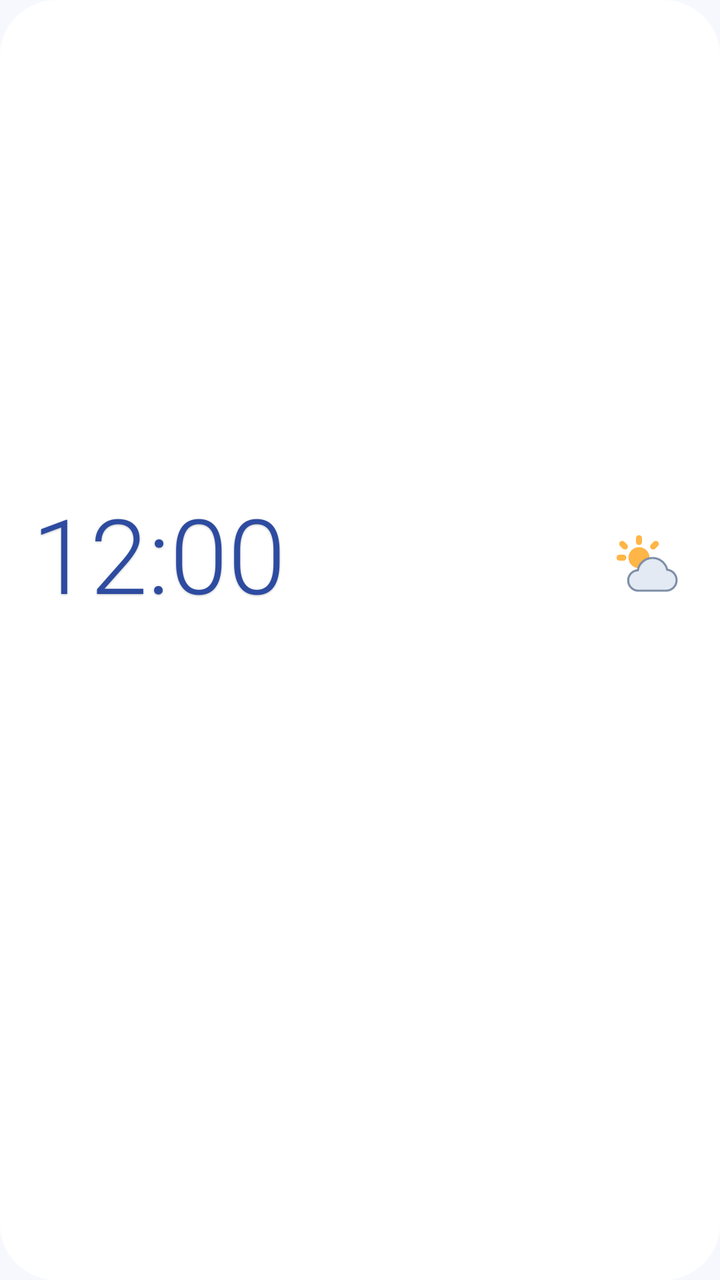
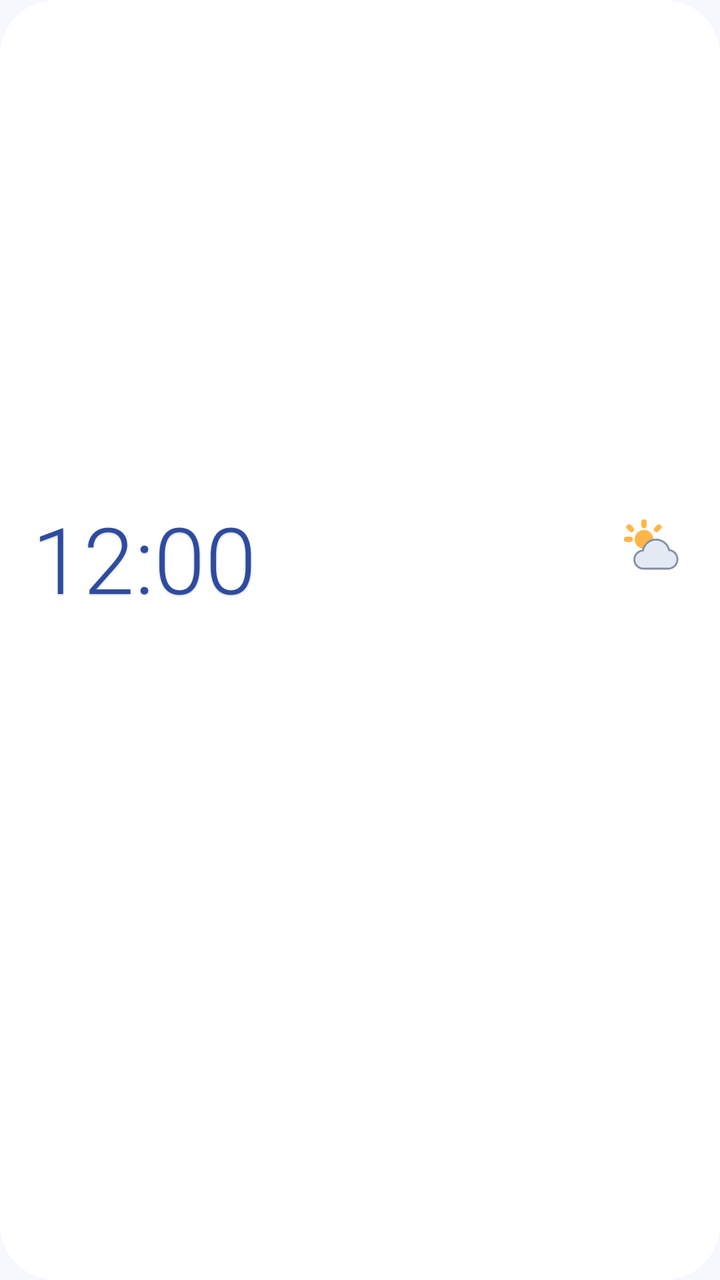

Before-and-after screenshots of an Android layout around one commit, followed by the original layout XML and the change that was made.
<!-- AndroidManifest.xml: application theme AppTheme -->
<!-- res/layout/widget_clock.xml -->
<?xml version="1.0" encoding="utf-8"?>
<FrameLayout xmlns:android="http://schemas.android.com/apk/res/android" android:id="@+id/root" android:layout_width="match_parent" android:layout_height="match_parent">
<ImageView android:id="@+id/bg" android:layout_width="match_parent" android:layout_height="match_parent" android:src="@drawable/widget_bg" android:scaleType="fitXY" />
<LinearLayout android:layout_width="match_parent" android:layout_height="match_parent" android:orientation="vertical" android:gravity="center_vertical" android:paddingStart="16dp" android:paddingEnd="14dp" android:paddingTop="12dp" android:paddingBottom="12dp">
<LinearLayout android:layout_width="match_parent" android:layout_height="wrap_content" android:orientation="horizontal" android:gravity="center_vertical">
  <LinearLayout android:layout_width="0dp" android:layout_weight="1" android:layout_height="wrap_content" android:orientation="vertical">
    <FrameLayout android:layout_width="wrap_content" android:layout_height="wrap_content">
  <TextClock android:id="@+id/clock_thin" android:layout_width="wrap_content" android:layout_height="wrap_content" android:format24Hour="HH:mm" android:format12Hour="h:mm" android:textSize="52sp" android:fontFamily="sans-serif-light" android:includeFontPadding="false" android:singleLine="true" android:textColor="#2D4BA0" android:shadowColor="#40000000" android:shadowRadius="2" android:shadowDy="1" />
  <TextClock android:id="@+id/clock_bold" android:layout_width="wrap_content" android:layout_height="wrap_content" android:format24Hour="HH:mm" android:format12Hour="h:mm" android:textSize="52sp" android:fontFamily="sans-serif-medium" android:includeFontPadding="false" android:singleLine="true" android:textColor="#2D4BA0" android:visibility="gone" android:shadowColor="#40000000" android:shadowRadius="2" android:shadowDy="1" />
</FrameLayout>
    <TextView android:id="@+id/date" android:layout_width="wrap_content" android:layout_height="wrap_content" android:textSize="14sp" android:textColor="#1B1F2A" android:singleLine="true" android:ellipsize="end" android:includeFontPadding="false" android:shadowColor="#40000000" android:shadowRadius="2" android:shadowDy="1" android:fontFamily="sans-serif-medium" android:layout_marginTop="6dp"/>
    <TextView android:id="@+id/lunar" android:layout_width="wrap_content" android:layout_height="wrap_content" android:textSize="12sp" android:textColor="#1B1F2A" android:singleLine="true" android:ellipsize="end" android:includeFontPadding="false" android:shadowColor="#40000000" android:shadowRadius="2" android:shadowDy="1" android:layout_marginTop="3dp"/>
  </LinearLayout>
  <LinearLayout android:id="@+id/weather_box" android:layout_width="wrap_content" android:layout_height="wrap_content" android:orientation="vertical" android:gravity="end">
    <LinearLayout android:layout_width="wrap_content" android:layout_height="wrap_content" android:orientation="horizontal" android:gravity="center_vertical">
      <ImageView android:id="@+id/wx_icon" android:layout_width="36dp" android:layout_height="36dp" android:src="@drawable/wx_partly_day" />
      <TextView android:id="@+id/wx_temp" android:layout_width="wrap_content" android:layout_height="wrap_content" android:textSize="28sp" android:textColor="#1B1F2A" android:singleLine="true" android:ellipsize="end" android:includeFontPadding="false" android:shadowColor="#40000000" android:shadowRadius="2" android:shadowDy="1" android:fontFamily="sans-serif-medium" android:layout_marginStart="4dp"/>
    </LinearLayout>
    <TextView android:id="@+id/wx_desc" android:layout_width="wrap_content" android:layout_height="wrap_content" android:textSize="11sp" android:textColor="#1B1F2A" android:singleLine="true" android:ellipsize="end" android:includeFontPadding="false" android:shadowColor="#40000000" android:shadowRadius="2" android:shadowDy="1" android:layout_marginTop="3dp"/>
    <TextView android:id="@+id/wx_place" android:layout_width="wrap_content" android:layout_height="wrap_content" android:textSize="11sp" android:textColor="#1B1F2A" android:singleLine="true" android:ellipsize="end" android:includeFontPadding="false" android:shadowColor="#40000000" android:shadowRadius="2" android:shadowDy="1" android:layout_marginTop="2dp" android:maxWidth="130dp"/>
  </LinearLayout>
</LinearLayout>
<LinearLayout android:id="@+id/bottom_row" android:layout_width="match_parent" android:layout_height="wrap_content" android:orientation="horizontal" android:gravity="center_vertical" android:layout_marginTop="8dp">
  <LinearLayout android:layout_width="0dp" android:layout_weight="1" android:layout_height="wrap_content" android:orientation="horizontal"><FrameLayout android:id="@+id/rain_box" android:layout_width="wrap_content" android:layout_height="wrap_content" >
  <ImageView android:id="@+id/rain_bg" android:layout_width="match_parent" android:layout_height="match_parent" android:src="@drawable/chip_bg" android:scaleType="fitXY" />
  <TextView android:id="@+id/rain" android:layout_width="wrap_content" android:layout_height="wrap_content" android:textSize="11sp" android:textColor="#1F3A80" android:textStyle="bold" android:singleLine="true" android:paddingStart="8dp" android:paddingEnd="8dp" android:paddingTop="3dp" android:paddingBottom="3dp" android:includeFontPadding="false" />
</FrameLayout></LinearLayout>
  <TextView android:id="@+id/wx_updated" android:layout_width="wrap_content" android:layout_height="wrap_content" android:textSize="10sp" android:textColor="#1B1F2A" android:singleLine="true" android:ellipsize="end" android:includeFontPadding="false" android:shadowColor="#40000000" android:shadowRadius="2" android:shadowDy="1" android:layout_marginStart="6dp"/>
  <FrameLayout android:id="@+id/btn_refresh" android:layout_width="34dp" android:layout_height="34dp" android:layout_marginStart="6dp">
  <ImageView android:id="@+id/rf_bg" android:layout_width="match_parent" android:layout_height="match_parent" android:src="@drawable/circle_bg" />
  <ImageView android:id="@+id/rf_icon" android:layout_width="match_parent" android:layout_height="match_parent" android:padding="8dp" android:src="@drawable/wx_refresh" />
</FrameLayout>
</LinearLayout>
</LinearLayout>
</FrameLayout>
<!-- resources referenced by this layout -->
<resources>
  <!-- drawable chip_bg (drawable) -->
  <?xml version="1.0" encoding="utf-8"?>
  <shape xmlns:android="http://schemas.android.com/apk/res/android" android:shape="rectangle">
      <solid android:color="#FFFFFFFF" />
      <corners android:radius="10dp" />
  </shape>
  <!-- drawable circle_bg (drawable) -->
  <?xml version="1.0" encoding="utf-8"?>
  <shape xmlns:android="http://schemas.android.com/apk/res/android" android:shape="oval">
      <solid android:color="#FFFFFFFF" />
  </shape>
  <!-- drawable widget_bg (drawable) -->
  <?xml version="1.0" encoding="utf-8"?>
  <shape xmlns:android="http://schemas.android.com/apk/res/android" android:shape="rectangle">
      <solid android:color="#FFFFFFFF" />
      <corners android:radius="@dimen/widget_radius" />
  </shape>
  <!-- drawable wx_partly_day (drawable) -->
  <?xml version="1.0" encoding="utf-8"?>
  <vector xmlns:android="http://schemas.android.com/apk/res/android" android:width="48dp" android:height="48dp" android:viewportWidth="24" android:viewportHeight="24">
    <path android:fillColor="#FFB547" android:pathData="M5.5,9a3.5,3.5 0 1,0 7,0a3.5,3.5 0 1,0 -7,0z"/>
    <path android:strokeColor="#FFB547" android:strokeWidth="2" android:strokeLineCap="round" android:strokeLineJoin="round" android:fillColor="#00000000" android:pathData="M9,2.5v1.3M3.4,4.4l0.9,0.9M2.5,9h1.3M14.6,4.4l-0.9,0.9"/>
    <path android:fillColor="#E3EAF4" android:strokeColor="#7F8FA8" android:strokeWidth="0.7" android:pathData="M9,20h9a3.5,3.5 0 0 0 0.4,-6.98A5,5 0 0 0 8.6,13.2A3.4,3.4 0 0 0 9,20z"/>
  </vector>
  <!-- drawable wx_refresh (drawable) -->
  <?xml version="1.0" encoding="utf-8"?>
  <vector xmlns:android="http://schemas.android.com/apk/res/android" android:width="48dp" android:height="48dp" android:viewportWidth="24" android:viewportHeight="24">
    <path android:strokeColor="#FFFFFF" android:strokeWidth="2" android:strokeLineCap="round" android:strokeLineJoin="round" android:fillColor="#00000000" android:pathData="M20,11a8,8 0 1 0 -2.3,5.7M20,4v7h-7"/>
  </vector>
  <style name="AppTheme" parent="android:Theme.Material.Light.NoActionBar">
          <item name="android:windowBackground">@color/bg</item>
          <item name="android:statusBarColor">@color/bg</item>
          <item name="android:navigationBarColor">@color/bg</item>
          <item name="android:windowLightStatusBar">true</item>
      </style>
  <dimen name="widget_radius">24dp</dimen>
  <color name="bg">#F6F8FD</color>
</resources>

<!-- the commit's change to res/layout/widget_clock.xml (unified diff, before → after) -->
@@ -3,32 +3,32 @@
 <ImageView android:id="@+id/bg" android:layout_width="match_parent" android:layout_height="match_parent" android:src="@drawable/widget_bg" android:scaleType="fitXY" />
 <LinearLayout android:layout_width="match_parent" android:layout_height="match_parent" android:orientation="vertical" android:gravity="center_vertical" android:paddingStart="16dp" android:paddingEnd="14dp" android:paddingTop="12dp" android:paddingBottom="12dp">
 <LinearLayout android:layout_width="match_parent" android:layout_height="wrap_content" android:orientation="horizontal" android:gravity="center_vertical">
-  <LinearLayout android:layout_width="0dp" android:layout_weight="1" android:layout_height="wrap_content" android:orientation="vertical">
-    <FrameLayout android:layout_width="wrap_content" android:layout_height="wrap_content">
-  <TextClock android:id="@+id/clock_thin" android:layout_width="wrap_content" android:layout_height="wrap_content" android:format24Hour="HH:mm" android:format12Hour="h:mm" android:textSize="52sp" android:fontFamily="sans-serif-light" android:includeFontPadding="false" android:singleLine="true" android:textColor="#2D4BA0" android:shadowColor="#40000000" android:shadowRadius="2" android:shadowDy="1" />
-  <TextClock android:id="@+id/clock_bold" android:layout_width="wrap_content" android:layout_height="wrap_content" android:format24Hour="HH:mm" android:format12Hour="h:mm" android:textSize="52sp" android:fontFamily="sans-serif-medium" android:includeFontPadding="false" android:singleLine="true" android:textColor="#2D4BA0" android:visibility="gone" android:shadowColor="#40000000" android:shadowRadius="2" android:shadowDy="1" />
-</FrameLayout>
-    <TextView android:id="@+id/date" android:layout_width="wrap_content" android:layout_height="wrap_content" android:textSize="14sp" android:textColor="#1B1F2A" android:singleLine="true" android:ellipsize="end" android:includeFontPadding="false" android:shadowColor="#40000000" android:shadowRadius="2" android:shadowDy="1" android:fontFamily="sans-serif-medium" android:layout_marginTop="6dp"/>
-    <TextView android:id="@+id/lunar" android:layout_width="wrap_content" android:layout_height="wrap_content" android:textSize="12sp" android:textColor="#1B1F2A" android:singleLine="true" android:ellipsize="end" android:includeFontPadding="false" android:shadowColor="#40000000" android:shadowRadius="2" android:shadowDy="1" android:layout_marginTop="3dp"/>
-  </LinearLayout>
+  <LinearLayout android:layout_width="0dp" android:layout_weight="1" android:layout_height="wrap_content" android:orientation="vertical"><FrameLayout android:layout_width="wrap_content" android:layout_height="wrap_content">
+  <TextClock android:id="@+id/clock_thin" android:layout_width="wrap_content" android:layout_height="wrap_content" android:format24Hour="HH:mm" android:format12Hour="h:mm" android:textSize="46sp" android:fontFamily="sans-serif-light" android:includeFontPadding="false" android:singleLine="true" android:textColor="#2D4BA0" android:shadowColor="#40000000" android:shadowRadius="2" android:shadowDy="1" />
+  <TextClock android:id="@+id/clock_bold" android:layout_width="wrap_content" android:layout_height="wrap_content" android:format24Hour="HH:mm" android:format12Hour="h:mm" android:textSize="46sp" android:fontFamily="sans-serif-medium" android:includeFontPadding="false" android:singleLine="true" android:textColor="#2D4BA0" android:visibility="gone" android:shadowColor="#40000000" android:shadowRadius="2" android:shadowDy="1" />
+</FrameLayout></LinearLayout>
   <LinearLayout android:id="@+id/weather_box" android:layout_width="wrap_content" android:layout_height="wrap_content" android:orientation="vertical" android:gravity="end">
     <LinearLayout android:layout_width="wrap_content" android:layout_height="wrap_content" android:orientation="horizontal" android:gravity="center_vertical">
-      <ImageView android:id="@+id/wx_icon" android:layout_width="36dp" android:layout_height="36dp" android:src="@drawable/wx_partly_day" />
-      <TextView android:id="@+id/wx_temp" android:layout_width="wrap_content" android:layout_height="wrap_content" android:textSize="28sp" android:textColor="#1B1F2A" android:singleLine="true" android:ellipsize="end" android:includeFontPadding="false" android:shadowColor="#40000000" android:shadowRadius="2" android:shadowDy="1" android:fontFamily="sans-serif-medium" android:layout_marginStart="4dp"/>
+      <ImageView android:id="@+id/wx_icon" android:layout_width="32dp" android:layout_height="32dp" android:src="@drawable/wx_partly_day" />
+      <TextView android:id="@+id/wx_temp" android:layout_width="wrap_content" android:layout_height="wrap_content" android:textSize="26sp" android:textColor="#1B1F2A" android:singleLine="true" android:ellipsize="end" android:includeFontPadding="false" android:shadowColor="#40000000" android:shadowRadius="2" android:shadowDy="1" android:fontFamily="sans-serif-medium" android:layout_marginStart="4dp"/>
     </LinearLayout>
-    <TextView android:id="@+id/wx_desc" android:layout_width="wrap_content" android:layout_height="wrap_content" android:textSize="11sp" android:textColor="#1B1F2A" android:singleLine="true" android:ellipsize="end" android:includeFontPadding="false" android:shadowColor="#40000000" android:shadowRadius="2" android:shadowDy="1" android:layout_marginTop="3dp"/>
-    <TextView android:id="@+id/wx_place" android:layout_width="wrap_content" android:layout_height="wrap_content" android:textSize="11sp" android:textColor="#1B1F2A" android:singleLine="true" android:ellipsize="end" android:includeFontPadding="false" android:shadowColor="#40000000" android:shadowRadius="2" android:shadowDy="1" android:layout_marginTop="2dp" android:maxWidth="130dp"/>
+    <TextView android:id="@+id/wx_desc" android:layout_width="wrap_content" android:layout_height="wrap_content" android:textSize="11sp" android:textColor="#1B1F2A" android:singleLine="true" android:ellipsize="end" android:includeFontPadding="false" android:shadowColor="#40000000" android:shadowRadius="2" android:shadowDy="1" android:layout_marginTop="2dp" android:maxWidth="150dp"/>
   </LinearLayout>
 </LinearLayout>
-<LinearLayout android:id="@+id/bottom_row" android:layout_width="match_parent" android:layout_height="wrap_content" android:orientation="horizontal" android:gravity="center_vertical" android:layout_marginTop="8dp">
-  <LinearLayout android:layout_width="0dp" android:layout_weight="1" android:layout_height="wrap_content" android:orientation="horizontal"><FrameLayout android:id="@+id/rain_box" android:layout_width="wrap_content" android:layout_height="wrap_content" >
-  <ImageView android:id="@+id/rain_bg" android:layout_width="match_parent" android:layout_height="match_parent" android:src="@drawable/chip_bg" android:scaleType="fitXY" />
-  <TextView android:id="@+id/rain" android:layout_width="wrap_content" android:layout_height="wrap_content" android:textSize="11sp" android:textColor="#1F3A80" android:textStyle="bold" android:singleLine="true" android:paddingStart="8dp" android:paddingEnd="8dp" android:paddingTop="3dp" android:paddingBottom="3dp" android:includeFontPadding="false" />
-</FrameLayout></LinearLayout>
+<TextView android:id="@+id/date" android:layout_width="match_parent" android:layout_height="wrap_content" android:textSize="14sp" android:textColor="#1B1F2A" android:singleLine="true" android:ellipsize="end" android:includeFontPadding="false" android:shadowColor="#40000000" android:shadowRadius="2" android:shadowDy="1" android:fontFamily="sans-serif-medium" android:layout_marginTop="6dp"/>
+<LinearLayout android:layout_width="match_parent" android:layout_height="wrap_content" android:orientation="horizontal" android:layout_marginTop="3dp">
+  <TextView android:id="@+id/lunar" android:layout_width="0dp" android:layout_height="wrap_content" android:textSize="12sp" android:textColor="#1B1F2A" android:singleLine="true" android:ellipsize="end" android:includeFontPadding="false" android:shadowColor="#40000000" android:shadowRadius="2" android:shadowDy="1" android:layout_weight="1"/>
+  <TextView android:id="@+id/wx_place" android:layout_width="wrap_content" android:layout_height="wrap_content" android:textSize="11sp" android:textColor="#1B1F2A" android:singleLine="true" android:ellipsize="end" android:includeFontPadding="false" android:shadowColor="#40000000" android:shadowRadius="2" android:shadowDy="1" android:layout_marginStart="8dp" android:maxWidth="140dp"/>
+</LinearLayout>
+<LinearLayout android:id="@+id/bottom_row" android:layout_width="match_parent" android:layout_height="wrap_content" android:orientation="horizontal" android:gravity="center_vertical" android:layout_marginTop="6dp">
+  <LinearLayout android:layout_width="0dp" android:layout_weight="1" android:layout_height="wrap_content" android:orientation="horizontal"><RelativeLayout android:id="@+id/rain_box" android:layout_width="wrap_content" android:layout_height="wrap_content" >
+  <ImageView android:id="@+id/rain_bg" android:layout_width="wrap_content" android:layout_height="wrap_content" android:layout_alignTop="@+id/rain" android:layout_alignBottom="@+id/rain" android:layout_alignStart="@+id/rain" android:layout_alignEnd="@+id/rain" android:src="@drawable/chip_bg" android:scaleType="fitXY" />
+  <TextView android:id="@+id/rain" android:layout_width="wrap_content" android:layout_height="wrap_content" android:textSize="11sp" android:textColor="#1F3A80" android:textStyle="bold" android:singleLine="true" android:ellipsize="end" android:paddingStart="8dp" android:paddingEnd="8dp" android:paddingTop="3dp" android:paddingBottom="3dp" android:includeFontPadding="false" />
+</RelativeLayout></LinearLayout>
   <TextView android:id="@+id/wx_updated" android:layout_width="wrap_content" android:layout_height="wrap_content" android:textSize="10sp" android:textColor="#1B1F2A" android:singleLine="true" android:ellipsize="end" android:includeFontPadding="false" android:shadowColor="#40000000" android:shadowRadius="2" android:shadowDy="1" android:layout_marginStart="6dp"/>
-  <FrameLayout android:id="@+id/btn_refresh" android:layout_width="34dp" android:layout_height="34dp" android:layout_marginStart="6dp">
-  <ImageView android:id="@+id/rf_bg" android:layout_width="match_parent" android:layout_height="match_parent" android:src="@drawable/circle_bg" />
-  <ImageView android:id="@+id/rf_icon" android:layout_width="match_parent" android:layout_height="match_parent" android:padding="8dp" android:src="@drawable/wx_refresh" />
+  <FrameLayout android:id="@+id/btn_refresh" android:layout_width="32dp" android:layout_height="32dp" android:layout_marginStart="6dp">
+  <ImageView android:id="@+id/rf_bg" android:layout_width="32dp" android:layout_height="32dp" android:src="@drawable/circle_bg" />
+  <ImageView android:id="@+id/rf_icon" android:layout_width="32dp" android:layout_height="32dp" android:padding="8dp" android:src="@drawable/wx_refresh" />
 </FrameLayout>
 </LinearLayout>
 </LinearLayout>
